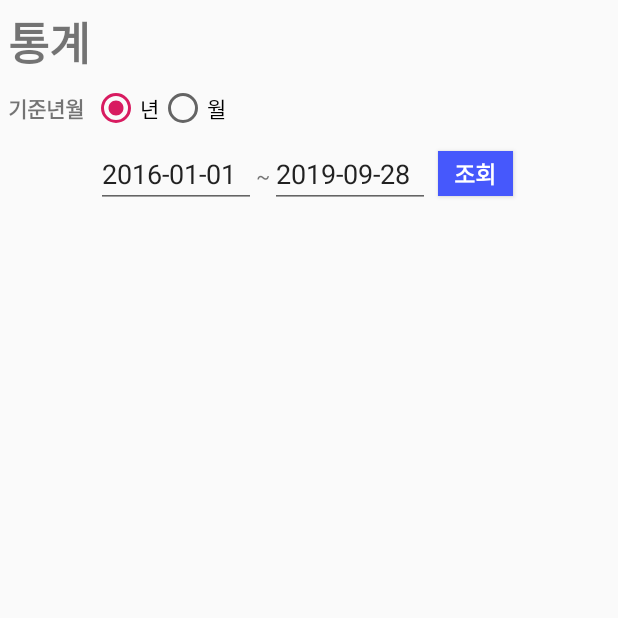
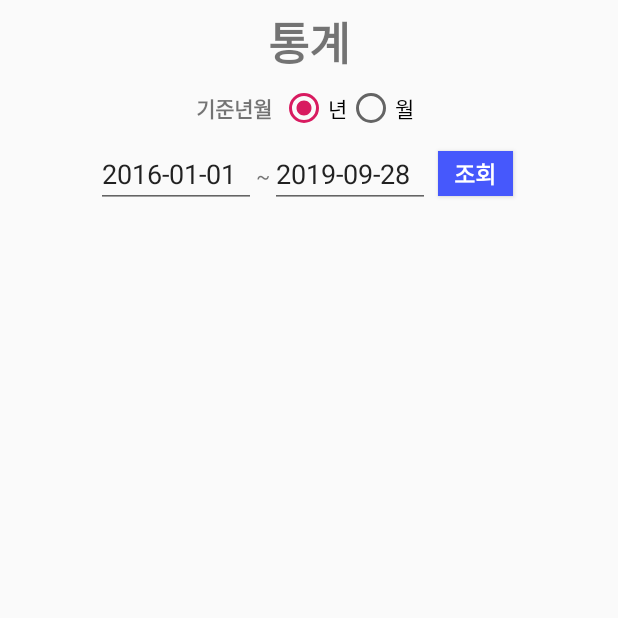
Before and after one commit to jhoon100/AccountManager, an Android app: the StatisticsActivity screen opened directly, with no data from a screen before it, on a phone screen of 412 x 824 dp, the top half of it. Run offline under Robolectric (Android 15) with nearby library versions, the phone set to English and light mode, and no system bars.

Commit message:
통계 레이아웃 정리

```diff
--- a/app/src/main/res/layout/activity_statistics.xml
+++ b/app/src/main/res/layout/activity_statistics.xml
@@ -14,17 +14,18 @@
         android:layout_gravity="center_horizontal">
 
         <LinearLayout
-            android:layout_width="wrap_content"
+            android:layout_width="match_parent"
             android:layout_height="wrap_content"
             android:orientation="horizontal">
 
             <TextView
                 android:id="@+id/titleText"
-                android:layout_width="wrap_content"
+                android:layout_width="match_parent"
                 android:layout_height="wrap_content"
                 android:text="@string/titleStatistics"
                 android:textSize="30sp"
-                android:textStyle="bold" />
+                android:textStyle="bold"
+                android:gravity="center" />
 
         </LinearLayout>
 
@@ -32,7 +33,7 @@
             android:layout_width="wrap_content"
             android:layout_height="wrap_content"
             android:orientation="horizontal"
-            android:layout_gravity="start">
+            android:layout_gravity="center">
 
             <TextView
                 android:layout_width="wrap_content"
```
